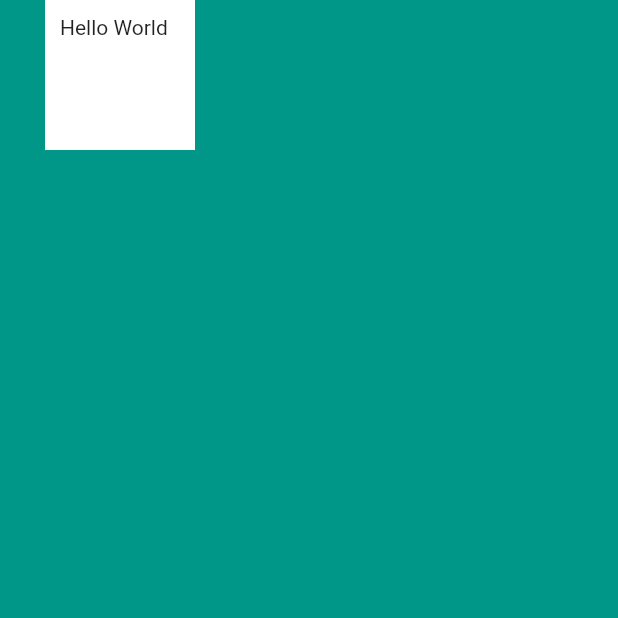
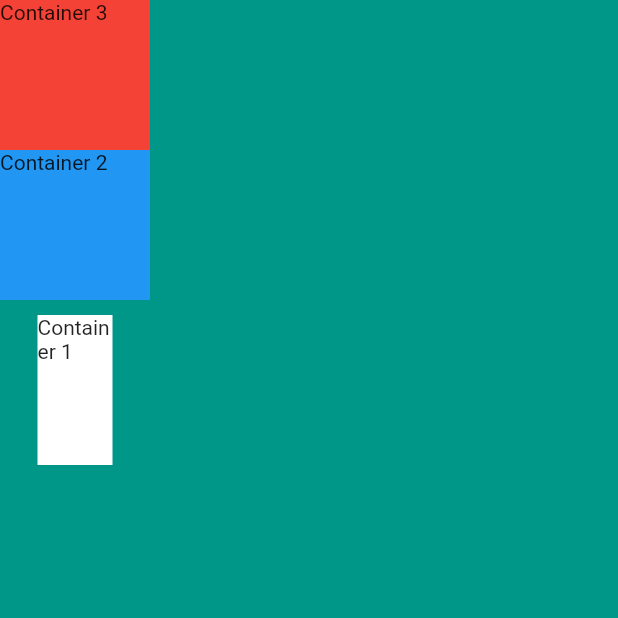
Before and after one commit to littlewind/flutter-dev-bootcamp, a Flutter app: the screen it shows after launch, on a phone screen of 412 x 824 dp, the top half of it. Run offline on Flutter 3.47's test engine with Material 2 defaults, Android fonts, the phone set to English and light mode, and no system bars.

Commit message:
Column & Row Widgets

```diff
--- a/mi_card_flutter/mi_card_flutter/lib/main.dart
+++ b/mi_card_flutter/mi_card_flutter/lib/main.dart
@@ -1,9 +1,7 @@
 import 'package:flutter/material.dart';
 
 void main() {
-  runApp(
-      MyApp()
-  );
+  runApp(MyApp());
 }
 
 class MyApp extends StatelessWidget {
@@ -13,13 +11,33 @@ class MyApp extends StatelessWidget {
       home: Scaffold(
         backgroundColor: Colors.teal,
         body: SafeArea(
-          child: Container(
-            color: Colors.white,
-            height: 100.0,
-            width: 100.0,
-            margin: EdgeInsets.only(left: 30.0),
-            padding: EdgeInsets.all(10.0),
-            child: Text("Hello World"),
+          child: Column(
+            mainAxisSize: MainAxisSize.min,
+            verticalDirection: VerticalDirection.up,
+            crossAxisAlignment: CrossAxisAlignment.center,
+            children: <Widget>[
+              Container(
+                color: Colors.white,
+                height: 100.0,
+                width: 50.0,
+                child: Text("Container 1"),
+              ),
+              SizedBox(
+                height: 10,
+              ),
+              Container(
+                color: Colors.blue,
+                height: 100.0,
+                width: 100.0,
+                child: Text("Container 2"),
+              ),
+              Container(
+                color: Colors.red,
+                height: 100.0,
+                width: 100.0,
+                child: Text("Container 3"),
+              ),
+            ],
           ),
         ),
       ),
```
Also changed, not shown: mi_card_flutter/mi_card_flutter/pubspec.lock, 1 other file.
